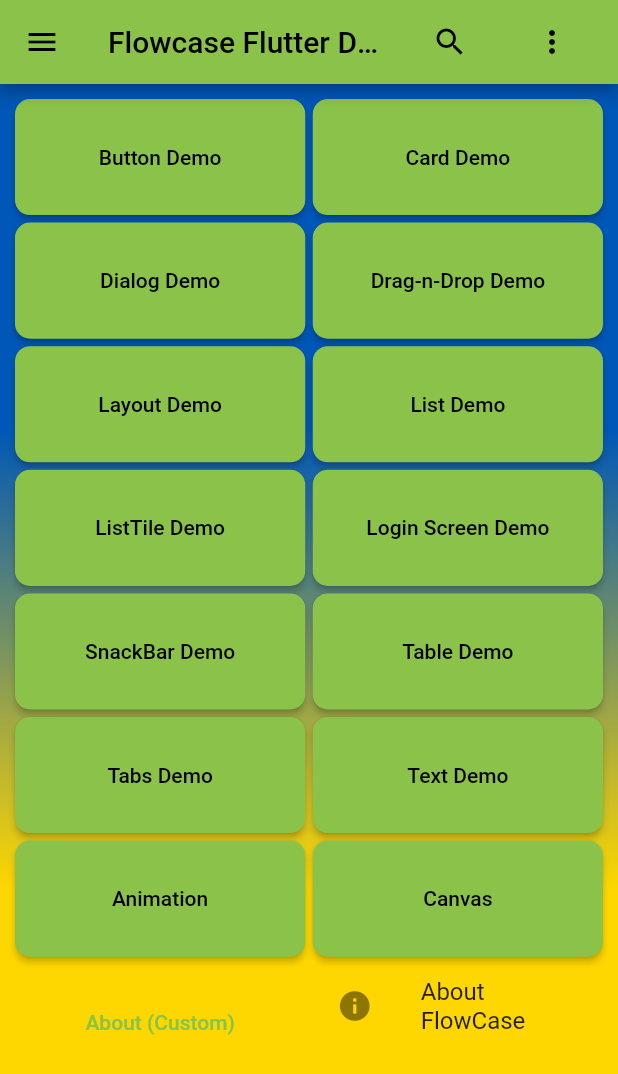
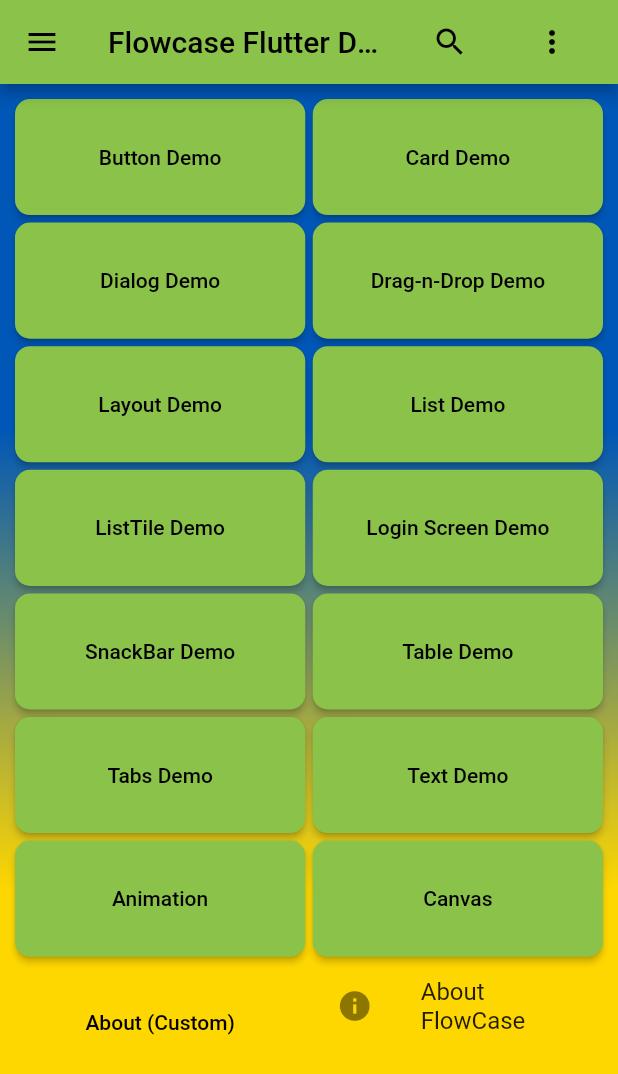
Before and after one commit to IanDarwin/flowcase, a Flutter app: the screen it shows after launch, on a phone screen of 412 x 824 dp. Shown: the top 1074 px of the screen. Run offline on Flutter 3.47's test engine with Material 2 defaults, Android fonts, the phone set to English and light mode, and no system bars; our stand-ins replace flutter_html, flutter_settings_screens.

Commit message:
Adjust for previous

```diff
--- a/lib/main.dart
+++ b/lib/main.dart
@@ -226,7 +226,8 @@ class _MyHomePageState extends State<MyHomePage> {
               },
             ),
             TextButton(
-              child: const Text("About (Custom)"),
+              child: const Text("About (Custom)",
+                style: TextStyle(color: Colors.black)),
               onPressed: () {
                 Navigator.push(context, MaterialPageRoute(
                     builder: (context) => const Wrapper('About Flowcase', About())));
```
